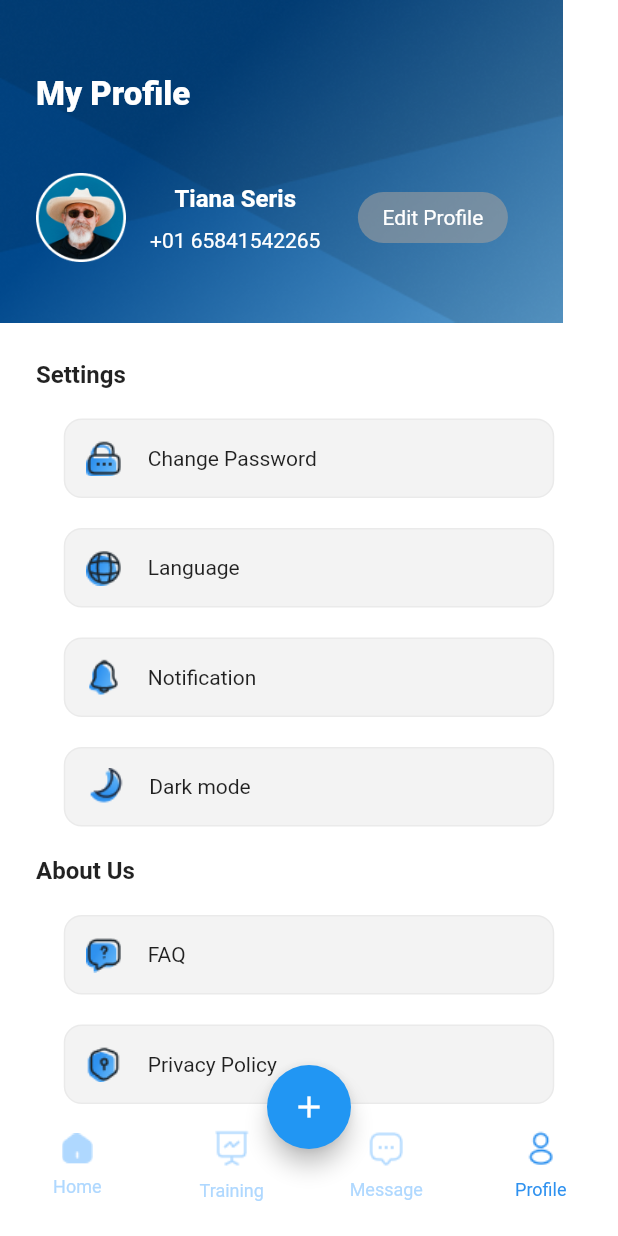
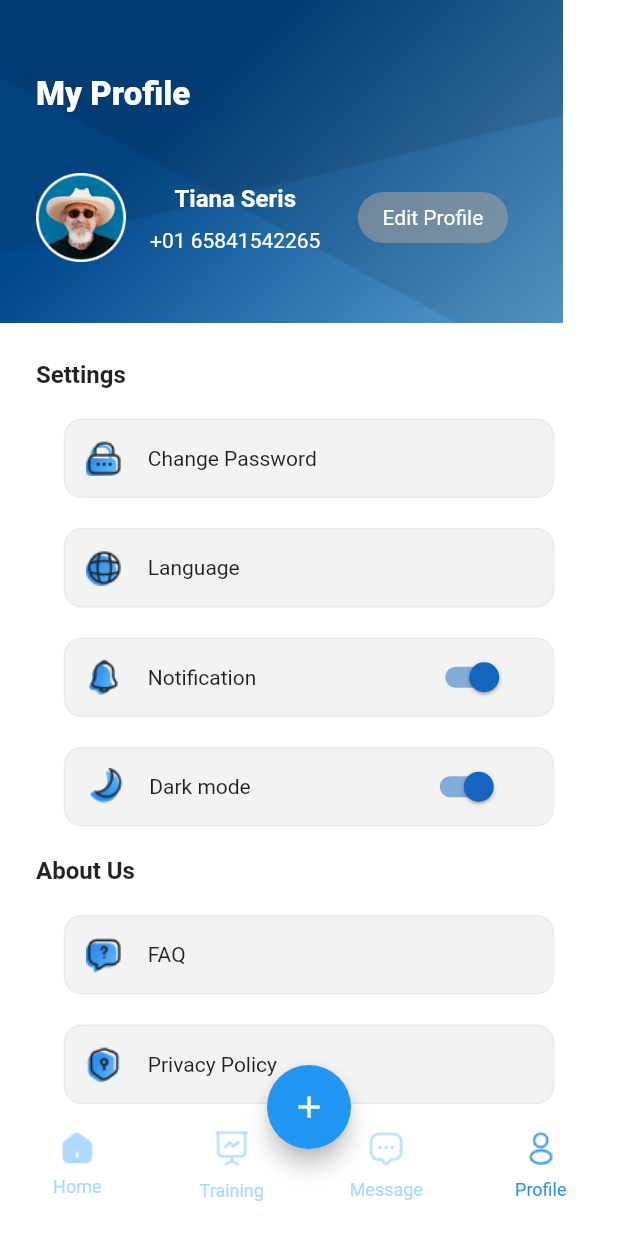
Before and after one commit to Abdulrahman160/my_final_progict, a Flutter app: the NavBarView screen opened directly, item 4 of the bottom bar chosen, on a phone screen of 412 x 824 dp. Run offline on Flutter 3.47's test engine with Material 2 defaults, Android fonts, the phone set to English and light mode, and no system bars; our stand-ins replace avatar_glow, awesome_dialog, firebase_auth, firebase_core, firebase_messaging, google_sign_in and 4 more; accounts and stored records are empty.

Commit message:
Done for page profile

```diff
--- a/lib/main.dart
+++ b/lib/main.dart
@@ -4,6 +4,8 @@ import 'package:firebase_messaging/firebase_messaging.dart';
 import 'package:flutter/material.dart';
 import 'package:my_final_progict/view/Login.dart';
 import 'package:my_final_progict/view/NavBar/nav_bar_view.dart';
+
+
 bool? isLogin;
 void main() async {
   WidgetsFlutterBinding.ensureInitialized();
@@ -24,7 +26,9 @@ class MyApp extends StatelessWidget {
   @override
   Widget build(BuildContext context) {
     return MaterialApp(
-      home: isLogin!?NavBarView():LoginView(),
+      home:
+      // NavBarView(),
+       isLogin!?NavBarView():LoginView(),
       builder: (context, child) => SafeArea(child: child!),
       debugShowCheckedModeBanner: false,
       title: 'Mentis',
--- a/lib/view/Personal_Information/complete_information.dart
+++ b/lib/view/Personal_Information/complete_information.dart
@@ -2,7 +2,7 @@ import 'dart:io';
 import 'package:flutter/material.dart';
 import 'package:image_picker/image_picker.dart';
 import 'package:my_final_progict/conestant/image.dart';
-import '../../Upload_Photo_Card.dart';
+import '../Upload_Photo_Card.dart';
 import '../../conestant/conset.dart';
 import '../../widget/Container_Button_Color.dart';
 import '../../widget/Radio_View.dart';
--- a/lib/view/ProfilePage/Widget/container_setting.dart
+++ b/lib/view/ProfilePage/Widget/container_setting.dart
@@ -1,7 +1,5 @@
 import 'package:flutter/material.dart';
-
 import '../profile_model.dart';
-import '../profile_view.dart';
 
 class ContainerSettingView extends StatefulWidget {
   const ContainerSettingView({
@@ -17,6 +15,7 @@ class ContainerSettingView extends StatefulWidget {
 
 class _ContainerSettingViewState extends State<ContainerSettingView> {
   @override
+  bool state = true;
   Widget build(BuildContext context) {
     return Padding(
         padding: const EdgeInsets.only(right: 24),
@@ -28,7 +27,7 @@ class _ContainerSettingViewState extends State<ContainerSettingView> {
             height: 53,
             width: 327,
             decoration: BoxDecoration(
-              color: Color(0xffF3F3F3),
+                color: Color(0xffF3F3F3),
                 borderRadius: BorderRadius.circular(12),
                 border:
                     Border.all(color: Colors.grey.withOpacity(0.1), width: 1)),
@@ -41,7 +40,22 @@ class _ContainerSettingViewState extends State<ContainerSettingView> {
                 SizedBox(
                   width: 17,
                 ),
-                Text(widget.data.text!)
+                Text(widget.data.text!),
+                SizedBox(
+                  width: 113,
+                ),
+                SizedBox(
+                    child: widget.data.changeSwitch! ? Switch(
+                        value: state,
+                        activeColor: Colors.blue.shade800,
+                        inactiveTrackColor: Colors.grey.shade400,
+                        inactiveThumbColor: Colors.black.withOpacity(0.6),
+                        onChanged: (bool s) {
+                          setState(() {
+                            state = s;
+                            print(state);
+                          });
+                        }) : SizedBox())
               ],
             ),
           ),
--- a/lib/view/ProfilePage/profile_model.dart
+++ b/lib/view/ProfilePage/profile_model.dart
@@ -3,10 +3,12 @@ import '../../conestant/image.dart';
 class Setting {
   final String? icon;
   final String? text;
+   bool? changeSwitch;
 
   Setting({
     required this.icon,
     required this.text,
+    required this.changeSwitch,
   });
 }
 
@@ -14,41 +16,51 @@ List<Setting> setting = [
   Setting(
     icon: AppImage.lock,
     text: 'Change Password',
+    changeSwitch: false,
   ),
   Setting(
     icon: AppImage.Globe,
     text: 'Language',
+    changeSwitch: false,
   ),
   Setting(
     icon: AppImage.Notification,
     text: 'Notification',
+    changeSwitch: true,
   ),
   Setting(
     icon: AppImage.Dark_mode,
     text: 'Dark mode',
+    changeSwitch: true,
   ),
   Setting(
     icon: AppImage.Help,
     text: 'FAQ',
+    changeSwitch: false,
   ),
   Setting(
     icon: AppImage.Security,
     text: 'Privacy Policy',
+    changeSwitch: false,
   ),
   Setting(
     icon: AppImage.Team,
     text: 'Contact Us',
+    changeSwitch: false,
   ),
   Setting(
     icon: AppImage.Share,
     text: 'Share',
+    changeSwitch: false,
   ),
   Setting(
     icon: AppImage.Mobile,
     text: 'Get The Latest Version',
+    changeSwitch: false,
   ),
   Setting(
     icon: AppImage.logout,
     text: 'Log out',
+    changeSwitch: false,
   ),
 ];
--- a/lib/Upload_Photo_Card.dart
+++ b/lib/view/Upload_Photo_Card.dart
@@ -1,12 +1,10 @@
 import 'dart:io';
-
 import 'package:flutter/material.dart';
 import 'package:image_picker/image_picker.dart';
 import 'package:my_final_progict/widget/Container_Button_Color.dart';
 import 'package:my_final_progict/widget/Spareator_Between.dart';
-
-import 'conestant/conset.dart';
-import 'conestant/image.dart';
+import '../conestant/conset.dart';
+import '../conestant/image.dart';
 
 class UploadCardView extends StatefulWidget {
   const UploadCardView({Key? key}) : super(key: key);
```
